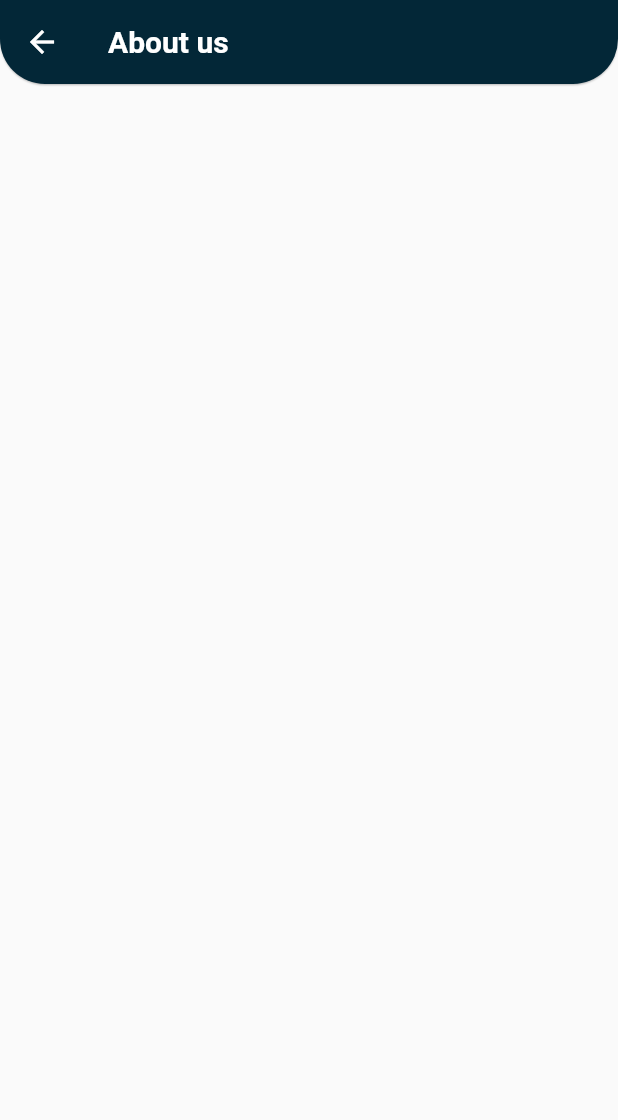
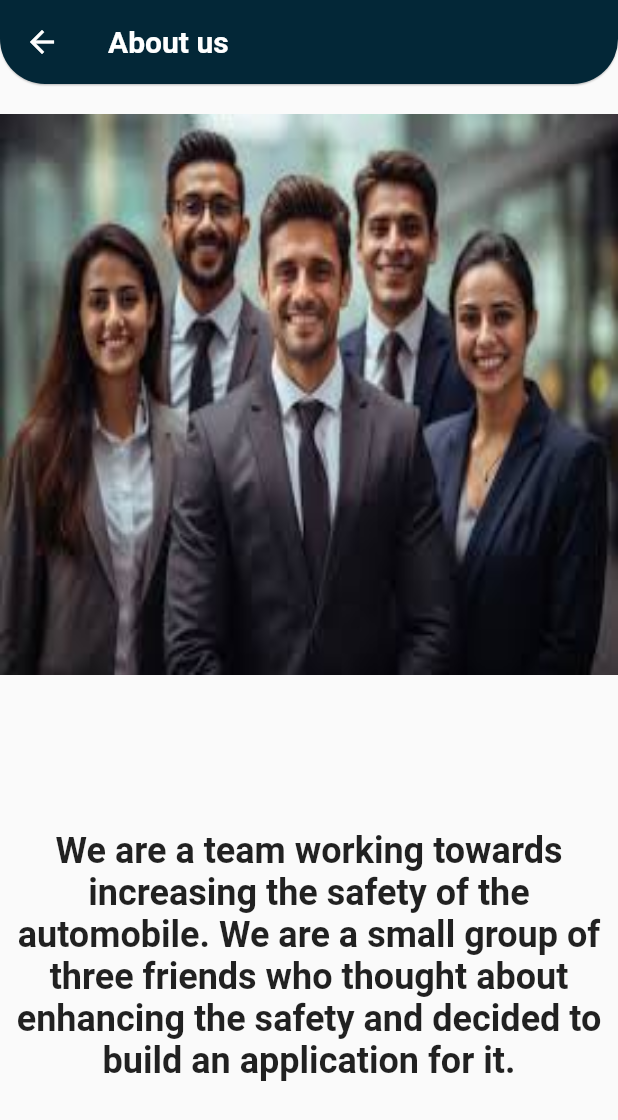
Before and after one commit to Ayush071103/accprevapp, a Flutter app: the About screen opened directly, on a phone screen of 412 x 824 dp. Shown: the top 1120 px of the screen. Run offline on Flutter 3.47's test engine with Material 2 defaults, Android fonts, the phone set to English and light mode, and no system bars; our stand-ins replace convex_bottom_bar, email_validator, flutter_credit_card, fluttertoast, image_picker, lottie and 2 more; accounts and stored records are empty.

Commit message:
First commit

```diff
--- a/lib/User/home_page/Profile_page/aboutus_page.dart
+++ b/lib/User/home_page/Profile_page/aboutus_page.dart
@@ -28,7 +28,32 @@ class _AboutState extends State<About> {
             ),
           ),
 
-        )
+        ),
+
+      body: Column(
+        crossAxisAlignment: CrossAxisAlignment.stretch,
+        children: [
+          SizedBox(height:20),
+          Expanded(
+            child: Image.asset(
+              'assets/about us.jpg',
+              fit: BoxFit.fill,
+            ),
+          ),
+          Expanded(
+            child: Center(
+              child: Text(
+                'We are a team working towards increasing the safety of the automobile. We are a small group of three friends who thought about enhancing the safety and decided to build an application for it.',
+                textAlign: TextAlign.center,
+                style: TextStyle(
+                  fontSize: 24,
+                  fontWeight: FontWeight.bold,
+                ),
+              ),
+            ),
+          ),
+        ],
+      ),
     );
 
 
--- a/lib/User/home_page/Profile_page/add_family_details.dart
+++ b/lib/User/home_page/Profile_page/add_family_details.dart
@@ -68,7 +68,7 @@ class _AddFamilyDetailPageState extends State<AddFamilyDetailPage> {
               Container(
                 padding: EdgeInsets.only(left: 20, right: 20),
                 child: CustomTextField(
-                  errorMsg: 'Please enter Adress',
+                  errorMsg: 'Please enter Address',
                   keyboardType: TextInputType.streetAddress,
                   textEditingController: addressController,
                   icon: Icons.location_on_rounded,
--- a/pubspec.yaml
+++ b/pubspec.yaml
@@ -86,6 +86,7 @@ flutter:
     - assets/card_bg.png
     - assets/mastercard.png
     - assets/071630.png.png
+    - assets/about us.jpg
   #   - images/a_dot_burr.jpeg
   #   - images/a_dot_ham.jpeg
 
```
Also changed, not shown: assets/about us.jpg (added).
